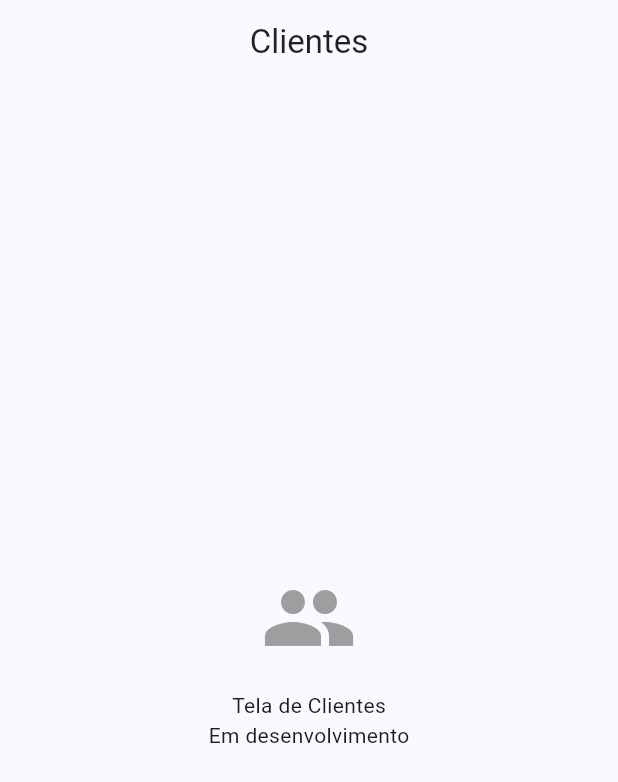
After one commit to leorecoa/flutter_application_1, a Flutter app: the ClientsScreen screen opened by its route, on a phone screen of 412 x 824 dp. The commit adds this screen. Shown: the top 782 px of the screen. Run offline on Flutter 3.47's test engine with Material 3 defaults, Android fonts, the phone set to English and light mode, and no system bars; our stand-ins replace go_router; accounts and stored records are empty; network calls fail.

Commit message:
Refatorar temas, adicionar telas de agendamento e clientes, e atualizar dependências

```diff
--- a/lib/core/theme/app_theme.dart
+++ b/lib/core/theme/app_theme.dart
@@ -35,10 +35,10 @@ class AppTheme {
         ),
         contentPadding: const EdgeInsets.symmetric(horizontal: 16, vertical: 12),
       ),
-      cardTheme: CardTheme(
+      cardTheme: const CardThemeData(
         elevation: 2,
         shape: RoundedRectangleBorder(
-          borderRadius: BorderRadius.circular(12),
+          borderRadius: BorderRadius.all(Radius.circular(12)),
         ),
       ),
     );
--- a/lib/features/appointments/screens/appointments_screen.dart
+++ b/lib/features/appointments/screens/appointments_screen.dart
@@ -1,6 +1,6 @@
 import 'package:flutter/material.dart';
 import 'package:provider/provider.dart';
-import 'package:go_router/go_router.dart';
+
 import '../providers/appointment_provider.dart';
 import '../../../shared/models/appointment_model.dart';
 
@@ -229,10 +229,10 @@ class _AppointmentsScreenState extends State<AppointmentsScreen> {
                 ),
               ],
             ),
-            if (appointment.notes.isNotEmpty) ...[
+            if (appointment.notes?.isNotEmpty == true) ...[
               const SizedBox(height: 8),
               Text(
-                appointment.notes,
+                appointment.notes ?? '',
                 style: Theme.of(context).textTheme.bodySmall?.copyWith(
                   fontStyle: FontStyle.italic,
                 ),
--- /dev/null
+++ b/lib/features/clients/screens/clients_screen.dart
@@ -0,0 +1,25 @@
+import 'package:flutter/material.dart';
+
+class ClientsScreen extends StatelessWidget {
+  const ClientsScreen({super.key});
+
+  @override
+  Widget build(BuildContext context) {
+    return Scaffold(
+      appBar: AppBar(
+        title: const Text('Clientes'),
+      ),
+      body: const Center(
+        child: Column(
+          mainAxisAlignment: MainAxisAlignment.center,
+          children: [
+            Icon(Icons.people, size: 64, color: Colors.grey),
+            SizedBox(height: 16),
+            Text('Tela de Clientes'),
+            Text('Em desenvolvimento'),
+          ],
+        ),
+      ),
+    );
+  }
+}
--- a/lib/features/dashboard/screens/dashboard_screen.dart
+++ b/lib/features/dashboard/screens/dashboard_screen.dart
@@ -246,7 +246,7 @@ class _DashboardScreenState extends State<DashboardScreen> {
           _getStatusText(appointment['status']),
           style: const TextStyle(fontSize: 12),
         ),
-        backgroundColor: _getStatusColor(appointment['status']).withOpacity(0.2),
+        backgroundColor: _getStatusColor(appointment['status']).withValues(alpha: 0.2),
       ),
     );
   }
```
Also changed, not shown: lib/features/booking/screens/booking_screen.dart (added, +28 -0 lines), lib/features/services/screens/services_screen.dart (added, +116 -0 lines), pubspec.yaml (+13 -27 lines), pubspec.lock, 2 other files.
